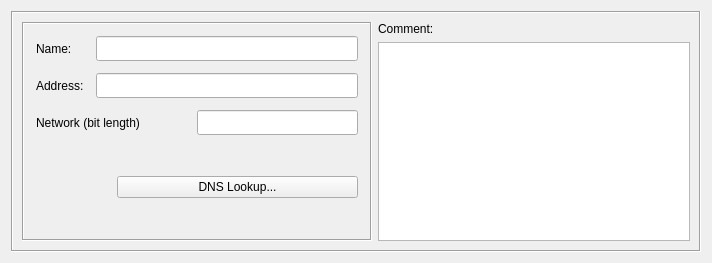
Above: src/libgui/ipv6dialog_q.ui from fwbuilder/fwbuilder before the change. Below: the same form after it.
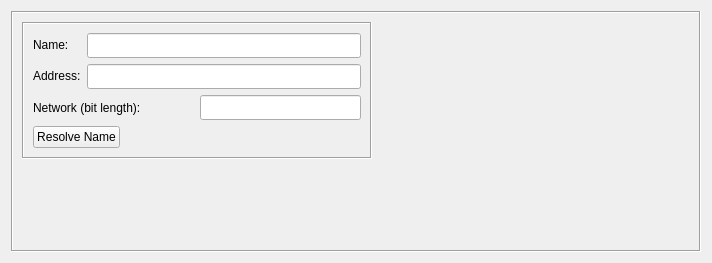
That is the form after the change. Custom widgets are drawn as their Qt base class.

Commit message:
Manually merged keyword management/filtering code from fortress. All dialogs modified to include custom keyword/comment widget.
Also added first cut at 'dynamic group' implementation.

What changed in the file:
```diff
--- a/src/libgui/ipv6dialog_q.ui
+++ b/src/libgui/ipv6dialog_q.ui
@@ -31,8 +31,10 @@
      <property name="frameShadow">
       <enum>QFrame::Sunken</enum>
      </property>
-     <layout class="QGridLayout">
-      <item row="0" column="0" rowspan="2">
+     <layout class="QHBoxLayout" name="horizontalLayout_3">
+      <item>
+       <layout class="QVBoxLayout" name="verticalLayout">
+        <item>
        <widget class="QFrame" name="frame14">
         <property name="sizePolicy">
          <sizepolicy hsizetype="Fixed" vsizetype="Preferred">
@@ -58,13 +60,7 @@
         <property name="frameShadow">
          <enum>QFrame::Sunken</enum>
         </property>
-        <layout class="QGridLayout">
-         <property name="margin">
-          <number>12</number>
-         </property>
-         <property name="spacing">
-          <number>12</number>
-         </property>
+          <layout class="QFormLayout" name="formLayout">
          <item row="0" column="0">
           <widget class="QLabel" name="textLabel1">
            <property name="maximumSize">
@@ -139,31 +135,18 @@
           </widget>
          </item>
          <item row="2" column="0" colspan="2">
-          <widget class="QFrame" name="frame">
-           <property name="frameShape">
-            <enum>QFrame::NoFrame</enum>
-           </property>
-           <property name="frameShadow">
-            <enum>QFrame::Raised</enum>
-           </property>
-           <layout class="QGridLayout">
-            <property name="margin">
-             <number>0</number>
-            </property>
-            <property name="spacing">
-             <number>0</number>
-            </property>
-            <item row="0" column="0">
+            <layout class="QHBoxLayout" name="horizontalLayout">
+             <item>
              <widget class="QLabel" name="netmaskLabel">
               <property name="text">
-               <string>Network (bit length)</string>
+                <string>Network (bit length):</string>
               </property>
               <property name="wordWrap">
                <bool>false</bool>
               </property>
              </widget>
             </item>
-            <item row="0" column="1">
+             <item>
              <widget class="QLineEdit" name="netmask">
               <property name="sizePolicy">
                <sizepolicy hsizetype="Preferred" vsizetype="Fixed">
@@ -180,68 +163,57 @@
              </widget>
             </item>
            </layout>
-          </widget>
          </item>
          <item row="3" column="0" colspan="2">
-          <layout class="QHBoxLayout">
-           <item>
-            <spacer>
-             <property name="orientation">
-              <enum>Qt::Vertical</enum>
-             </property>
-             <property name="sizeHint" stdset="0">
-              <size>
-               <width>81</width>
-               <height>20</height>
-              </size>
-             </property>
-            </spacer>
-           </item>
+            <layout class="QHBoxLayout" name="horizontalLayout_2">
            <item>
             <widget class="QPushButton" name="dnsLookup">
              <property name="text">
-              <string>DNS Lookup...</string>
+                <string>Resolve Name</string>
              </property>
             </widget>
            </item>
+             <item>
+              <spacer name="horizontalSpacer">
+               <property name="orientation">
+                <enum>Qt::Horizontal</enum>
+               </property>
+               <property name="sizeHint" stdset="0">
+                <size>
+                 <width>40</width>
+                 <height>20</height>
+                </size>
+               </property>
+              </spacer>
+             </item>
           </layout>
          </item>
         </layout>
        </widget>
       </item>
-      <item row="0" column="1">
-       <widget class="QLabel" name="textLabel2">
-        <property name="sizePolicy">
-         <sizepolicy hsizetype="Preferred" vsizetype="Fixed">
-          <horstretch>0</horstretch>
-          <verstretch>0</verstretch>
-         </sizepolicy>
-        </property>
-        <property name="text">
-         <string>Comment:</string>
-        </property>
-        <property name="wordWrap">
-         <bool>false</bool>
-        </property>
-       </widget>
-      </item>
-      <item row="1" column="1">
-       <widget class="TextEditWidget" name="comment">
+        <item>
+         <spacer name="verticalSpacer">
+          <property name="orientation">
+           <enum>Qt::Vertical</enum>
+          </property>
+          <property name="sizeHint" stdset="0">
+           <size>
+            <width>20</width>
+            <height>40</height>
+           </size>
+          </property>
+         </spacer>
+        </item>
+       </layout>
+      </item>
+      <item>
+       <widget class="CommentKeywords" name="commentKeywords" native="true">
         <property name="sizePolicy">
          <sizepolicy hsizetype="Expanding" vsizetype="Expanding">
           <horstretch>0</horstretch>
-          <verstretch>100</verstretch>
+          <verstretch>0</verstretch>
          </sizepolicy>
         </property>
-        <property name="minimumSize">
-         <size>
-          <width>200</width>
-          <height>0</height>
-         </size>
-        </property>
-        <property name="tabChangesFocus">
-         <bool>true</bool>
-        </property>
        </widget>
       </item>
      </layout>
@@ -251,9 +223,10 @@
  </widget>
  <customwidgets>
   <customwidget>
-   <class>TextEditWidget</class>
-   <extends>QTextEdit</extends>
-   <header>TextEditWidget.h</header>
+   <class>CommentKeywords</class>
+   <extends>QWidget</extends>
+   <header>CommentKeywords.h</header>
+   <container>1</container>
   </customwidget>
  </customwidgets>
  <tabstops>
```
Left out of the diff: 33 changed lines with no effect on the pictures. Lines whose indentation alone changed are shown as unchanged. The commit also changes 87 other files.
